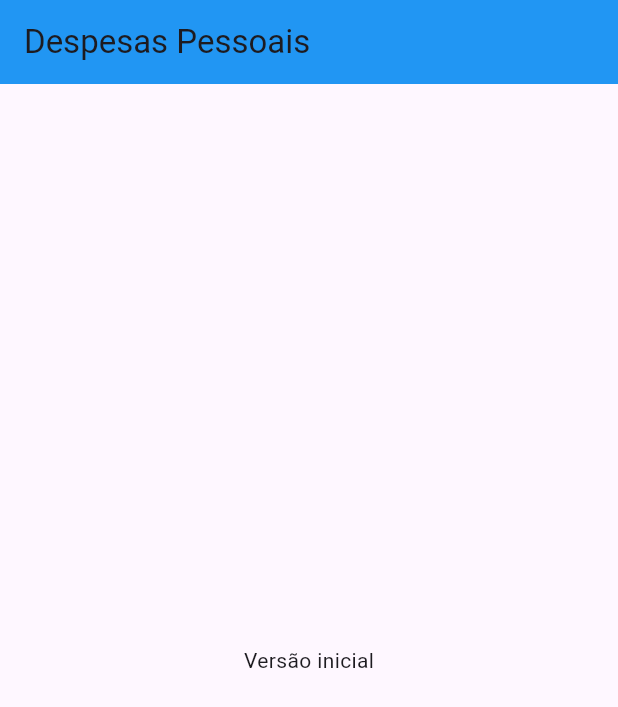
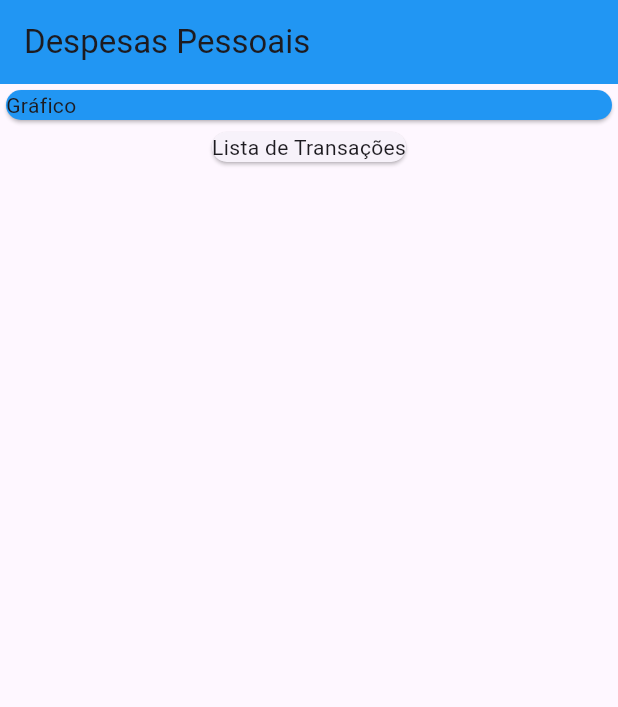
Before and after one commit to eskokado/expenses, a Flutter app: the screen it shows after launch, on a phone screen of 412 x 824 dp. Shown: the top 707 px of the screen. Run offline on Flutter 3.47's test engine with Material 3 defaults, Android fonts, the phone set to English and light mode, and no system bars.

Commit message:
feat: add two cards into column

```diff
--- a/lib/main.dart
+++ b/lib/main.dart
@@ -25,8 +25,19 @@ class MyHomePage extends StatelessWidget {
         title: const Text('Despesas Pessoais'),
         backgroundColor: Colors.blue,
       ),
-      body: const Center(
-        child: Text('Versão inicial'),
+      body: Column(
+        children: [
+          Container(
+            width: double.infinity,
+            child: Card(
+              child: Text('Gráfico'),
+              color: Colors.blue,
+            ),
+          ),
+          Card(
+            child: Text('Lista de Transações'),
+          )
+        ],
       ),
     );
   }
```
